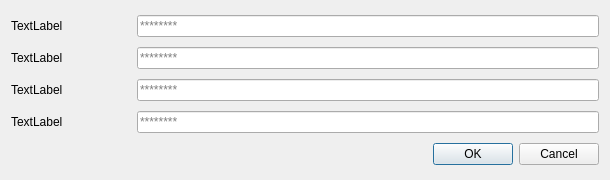
Before: the Qt Designer form encryption.ui in trumpton/Lib, drawn with Qt 5.
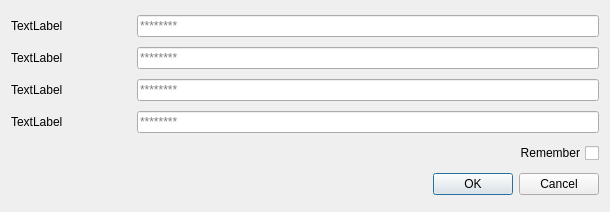
After: the same form once the commit is applied.

Commit message: Updated to support password save

Patch:
```diff
--- a/encryption.ui
+++ b/encryption.ui
@@ -7,7 +7,7 @@
     <x>0</x>
     <y>0</y>
     <width>610</width>
-    <height>180</height>
+    <height>212</height>
    </rect>
   </property>
   <property name="windowTitle">
@@ -131,6 +131,33 @@
      </item>
     </layout>
    </item>
+   <item>
+    <layout class="QHBoxLayout" name="horizontalLayout_5">
+     <item>
+      <spacer name="horizontalSpacer">
+       <property name="orientation">
+        <enum>Qt::Horizontal</enum>
+       </property>
+       <property name="sizeHint" stdset="0">
+        <size>
+         <width>40</width>
+         <height>20</height>
+        </size>
+       </property>
+      </spacer>
+     </item>
+     <item>
+      <widget class="QCheckBox" name="checkBox">
+       <property name="layoutDirection">
+        <enum>Qt::RightToLeft</enum>
+       </property>
+       <property name="text">
+        <string>Remember</string>
+       </property>
+      </widget>
+     </item>
+    </layout>
+   </item>
    <item>
     <widget class="QDialogButtonBox" name="buttonBox">
      <property name="orientation">
```
Left out of the diff: 12 changed lines with no effect on the pictures. The commit also changes 2 other files.
